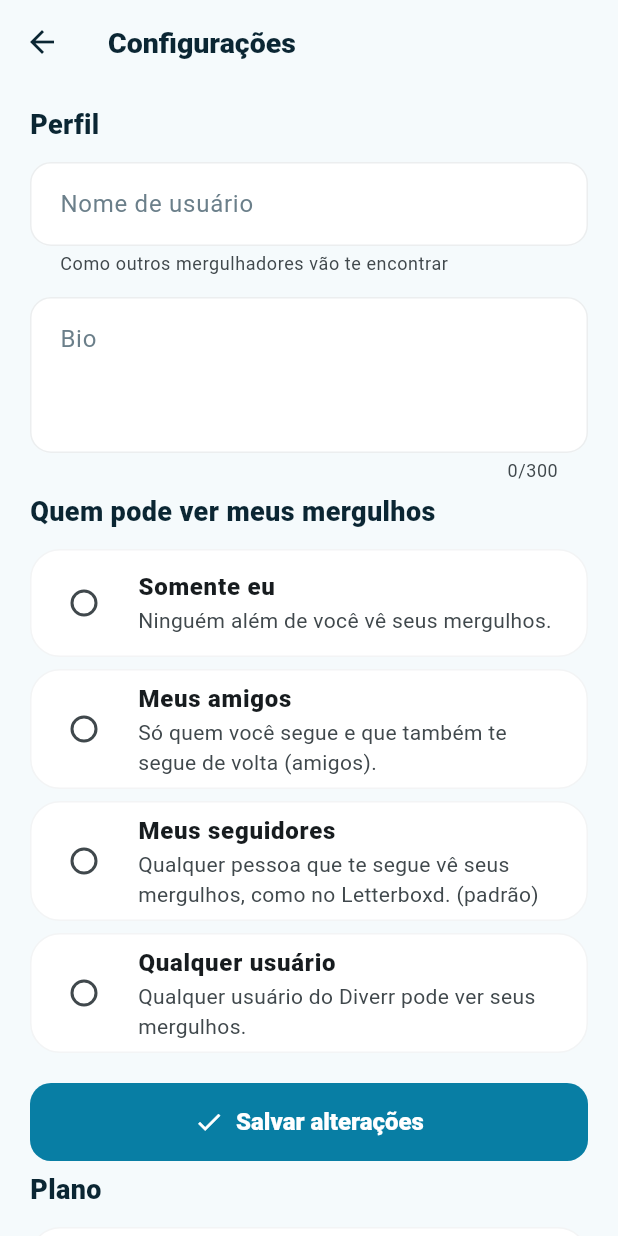
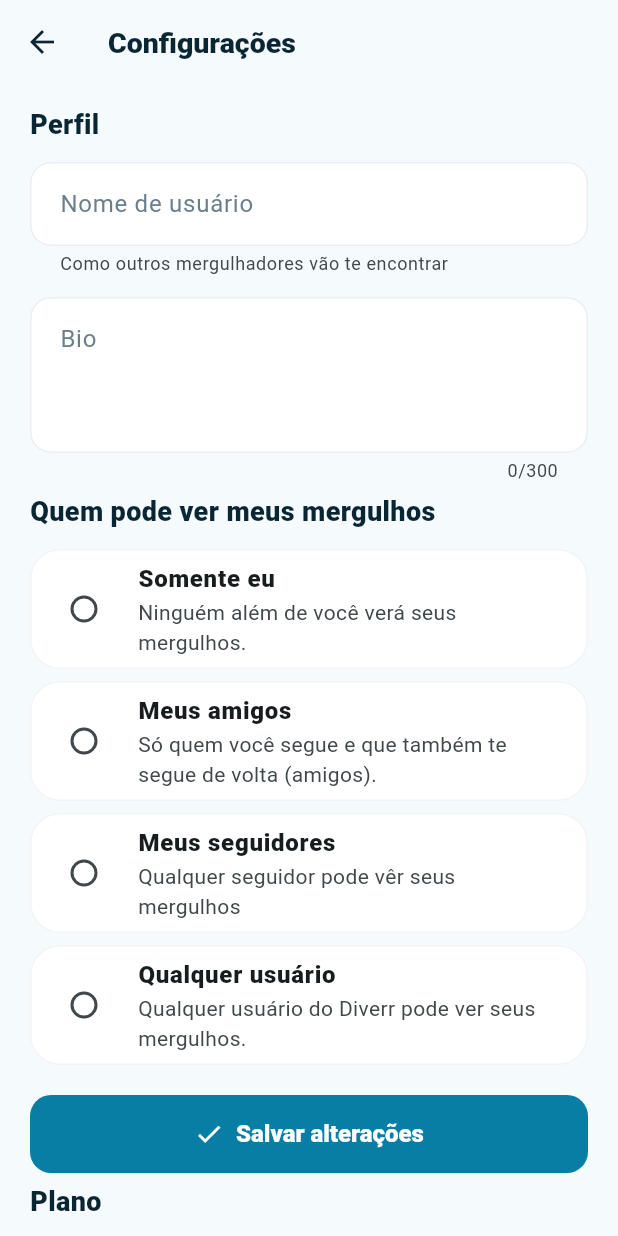
Before and after one commit to ThiagoGatti/Divelogger, a Flutter app: the SettingsPage screen opened directly, on a phone screen of 412 x 824 dp. Run offline on Flutter 3.47's test engine with Material 3 defaults, Android fonts, the phone set to English and light mode, and no system bars; our stand-ins replace cached_network_image, flutter_map, flutter_secure_storage, geolocator, image_picker, latlong2; accounts and stored records are empty.

Commit message:
alterações no front end

```diff
--- a/frontend/lib/features/dive_logs/data/dive_log_model.dart
+++ b/frontend/lib/features/dive_logs/data/dive_log_model.dart
@@ -17,7 +17,6 @@ const Map<String, String> kEntradaLabels = {
   'BARCO': 'Barco',
   'COSTA': 'Costa',
   'PIER': 'Píer',
-  'PISCINA': 'Piscina',
   'OUTRO': 'Outro',
 };
 
--- a/frontend/lib/features/profile/presentation/settings_page.dart
+++ b/frontend/lib/features/profile/presentation/settings_page.dart
@@ -28,9 +28,9 @@ class _SettingsPageState extends State<SettingsPage> {
   bool _saving = false;
 
   static const _visibilityHelp = {
-    'PRIVATE': 'Ninguém além de você vê seus mergulhos.',
+    'PRIVATE': 'Ninguém além de você verá seus mergulhos.',
     'FRIENDS': 'Só quem você segue e que também te segue de volta (amigos).',
-    'FOLLOWERS': 'Qualquer pessoa que te segue vê seus mergulhos, como no Letterboxd. (padrão)',
+    'FOLLOWERS': 'Qualquer seguidor pode vêr seus mergulhos',
     'PUBLIC': 'Qualquer usuário do Diverr pode ver seus mergulhos.',
   };
 
```
